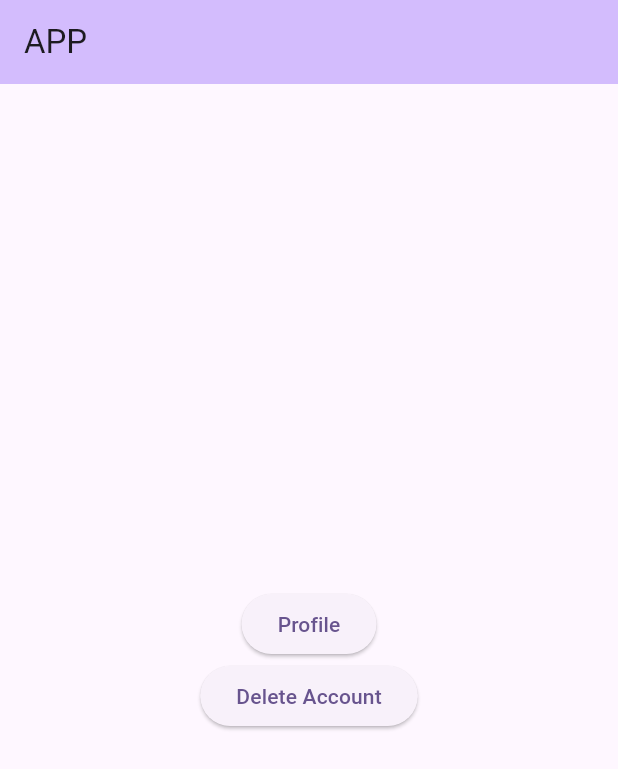
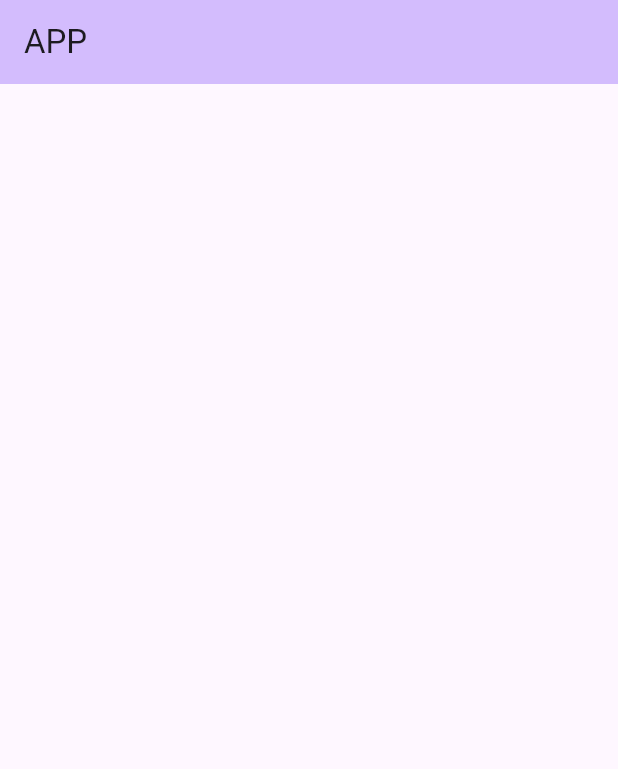
Before and after one commit to Dinethchathurya/Fix_Dates, a Flutter app: the screen it shows after launch, on a phone screen of 412 x 824 dp. Shown: the top 769 px of the screen. Run offline on Flutter 3.47's test engine with Material 3 defaults, Android fonts, the phone set to English and light mode, and no system bars; our stand-ins replace image_picker.

Commit message:
Update main.dart
to avoid conflicts i have deleted all code in the main.dart file

```diff
--- a/fix_dates_app/lib/main.dart
+++ b/fix_dates_app/lib/main.dart
@@ -45,33 +45,7 @@ class _MyHomePageState extends State<MyHomePage> {
         backgroundColor: Theme.of(context).colorScheme.inversePrimary,
         title: const Text('APP'),
       ),
-      body: Center(
-        child: Container(
-          child: Column(
-            mainAxisAlignment: MainAxisAlignment.center,
-            children: [
-              ElevatedButton(
-                onPressed: () {
-                  Navigator.of(context).push(MaterialPageRoute(
-                      builder: (BuildContext context) =>
-                          ProfilePageWidget.ProfilePage()));
-                },
-                child: const Text('Profile'),
-              ),
-              ElevatedButton(
-                onPressed: () {
-                  Navigator.of(context).push(MaterialPageRoute(
-                      builder: (BuildContext context) => DeleteProfilePage(
-                          onDelete:
-                              handleProfileDelete))); // Pass the onDelete function
-                },
-                child: const Text(
-                    'Delete Account'), // Add a button to navigate to the delete account page
-              ),
-            ],
-          ),
-        ),
-      ),
+      body: Center(),
     );
   }
 }
```
